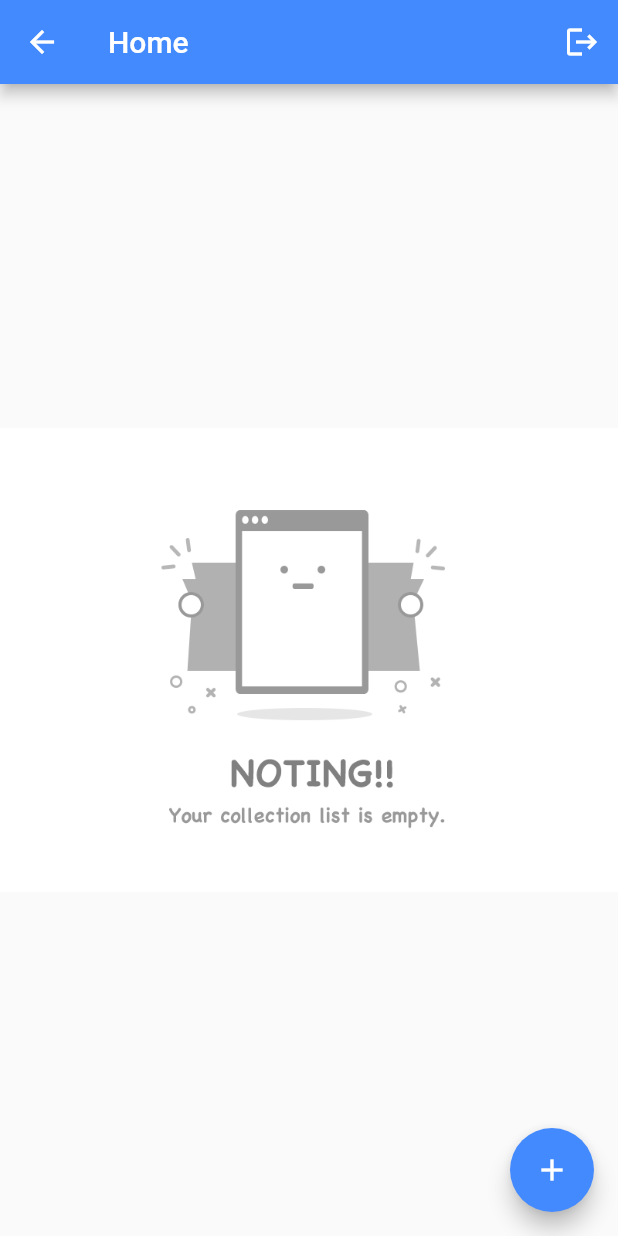
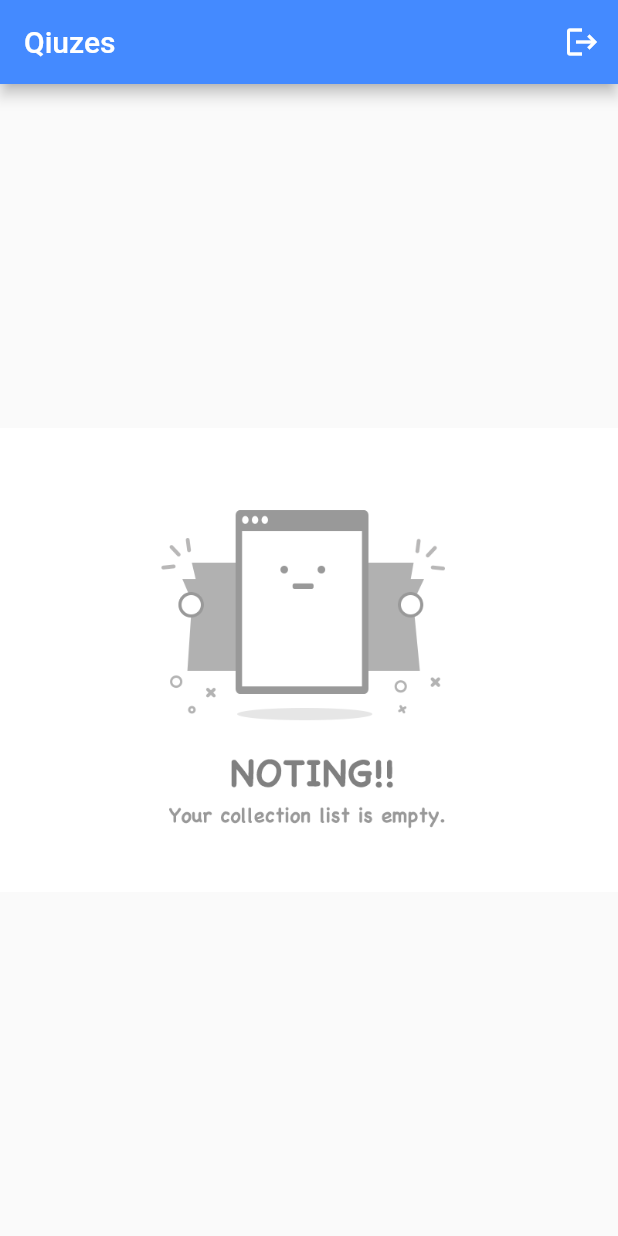
Before and after one commit to mohamedaalaa/exams_app, a Flutter app: the Result screen opened directly, after a tap on "Back to exams", on a phone screen of 412 x 824 dp. Run offline on Flutter 3.47's test engine with Material 2 defaults, Android fonts, the phone set to English and light mode, and no system bars; our stand-ins replace cloud_firestore, firebase_auth, firebase_core, get, nb_utils, random_string; accounts and stored records are empty.

```diff
--- a/lib/controllers/quiz_controller.dart
+++ b/lib/controllers/quiz_controller.dart
@@ -40,7 +40,6 @@ class QuizController extends GetxController {
     try {
       isLoading(true);
       var data = await DataBaseHelper().getQuizQuestions(quizId, context);
-      print(data!.docs.length);
       return data;
     } finally {
       isLoading(false);
--- a/lib/screens/Login.dart
+++ b/lib/screens/Login.dart
@@ -3,8 +3,7 @@ import 'package:exams/screens/home_page.dart';
 import 'package:exams/utils/colors.dart';
 import 'package:exams/utils/sizes.dart';
 import 'package:flutter/material.dart';
-import 'package:flutter/src/foundation/key.dart';
-import 'package:flutter/src/widgets/framework.dart';
+
 import 'package:nb_utils/nb_utils.dart';
 import 'package:get/get.dart';
 
--- a/lib/screens/forgot_pasword.dart
+++ b/lib/screens/forgot_pasword.dart
@@ -1,7 +1,5 @@
 import 'package:exams/controllers/auth_controller.dart';
 import 'package:flutter/material.dart';
-import 'package:flutter/src/foundation/key.dart';
-import 'package:flutter/src/widgets/framework.dart';
 import 'package:nb_utils/nb_utils.dart';
 import 'package:get/get.dart';
 import '../utils/colors.dart';
--- /dev/null
+++ b/lib/screens/students_quizes.dart
@@ -0,0 +1,87 @@
+import 'package:cloud_firestore/cloud_firestore.dart';
+import 'package:exams/screens/welcome_screen.dart';
+import 'package:exams/utils/colors.dart';
+import 'package:flutter/material.dart';
+
+import 'package:get/get.dart';
+import '../controllers/auth_controller.dart';
+import '../utils/comon_widgets.dart';
+import '../widgets/quiz_box.dart';
+
+class StudentsQuiz extends StatefulWidget {
+  const StudentsQuiz({Key? key}) : super(key: key);
+
+  @override
+  State<StudentsQuiz> createState() => _StudentsQuizState();
+}
+
+class _StudentsQuizState extends State<StudentsQuiz> {
+  Stream quizStream = FirebaseFirestore.instance.collection("Quiz").snapshots();
+  final authController = Get.put(AuthController());
+
+  @override
+  Widget build(BuildContext context) {
+    return Scaffold(
+      appBar: AppBar(
+        title: const Text("Qiuzes"),
+        backgroundColor: blueAccentColor,
+        actions: [
+          Obx(
+            () => authController.isLoading.value
+                ? loadingRow()
+                : IconButton(
+                    onPressed: () {
+                      authController.signOut(context).then((value) {
+                        Navigator.of(context).pushReplacement(MaterialPageRoute(
+                            builder: (context) => WelcomePage()));
+                      });
+                    },
+                    icon: const Icon(Icons.logout)),
+          )
+        ],
+      ),
+      body: SafeArea(
+        child: StreamBuilder(
+          stream: quizStream,
+          builder: (context, AsyncSnapshot<dynamic> snapshot) {
+            switch (snapshot.connectionState) {
+              case ConnectionState.none:
+                const Center(
+                  child: Text("something went wrong"),
+                );
+                break;
+              case ConnectionState.waiting:
+                Center(
+                  child: loadingRow(),
+                );
+                break;
+
+              case ConnectionState.active:
+                final quizes = snapshot.data.docs;
+                return quizes.isEmpty
+                    ? Center(
+                        child: Image.asset(
+                          "assets/images/empty.png",
+                          fit: BoxFit.cover,
+                        ),
+                      )
+                    : ListView.builder(
+                        itemCount: quizes.length,
+                        itemBuilder: (context, i) {
+                          return QuizBox(
+                            title: quizes[i]["quizTitle"],
+                            desc: quizes[i]["quizDescription"],
+                            quizId: quizes[i]["quizId"],
+                          );
+                        },
+                      );
+              case ConnectionState.done:
+                break;
+            }
+            return Container();
+          },
+        ),
+      ),
+    );
+  }
+}
--- a/lib/services/database_helper.dart
+++ b/lib/services/database_helper.dart
@@ -1,5 +1,3 @@
-import 'dart:ffi';
-
 import 'package:cloud_firestore/cloud_firestore.dart';
 import 'package:exams/utils/comon_widgets.dart';
 import 'package:flutter/cupertino.dart';
--- a/lib/widgets/result.dart
+++ b/lib/widgets/result.dart
@@ -1,4 +1,4 @@
-import 'package:exams/screens/home_page.dart';
+import 'package:exams/screens/students_quizes.dart';
 import 'package:exams/utils/colors.dart';
 import 'package:exams/utils/comon_widgets.dart';
 import 'package:exams/utils/sizes.dart';
@@ -74,10 +74,12 @@ class Result extends StatelessWidget {
                         appButton(
                             label: "Back to exams",
                             widget: const Text("Back to exams"),
-                            onTap: () => Navigator.of(context).pushReplacement(
-                                MaterialPageRoute(
-                                    builder: (context) =>
-                                        const HomeDashBoard())))
+                            onTap: () => Navigator.of(context)
+                                .pushAndRemoveUntil(
+                                    MaterialPageRoute(
+                                        builder: (context) =>
+                                            const StudentsQuiz()),
+                                    (route) => false))
                       ],
                     ),
                   ),
```
Also changed, not shown: lib/screens/create_quiz.dart (+7 -6 lines), lib/screens/take_quiz.dart (+48 -25 lines), lib/screens/welcome_screen.dart (+4 -5 lines).
